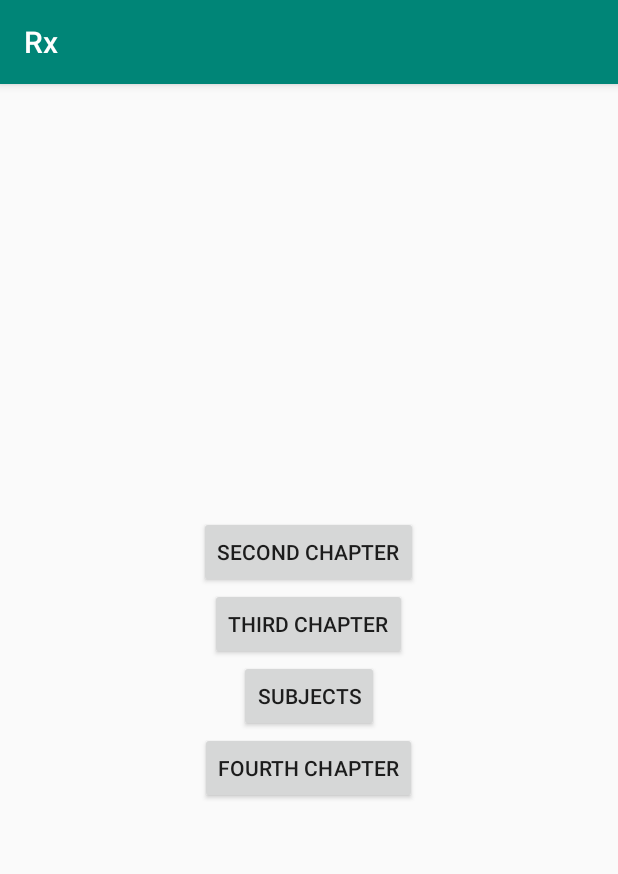
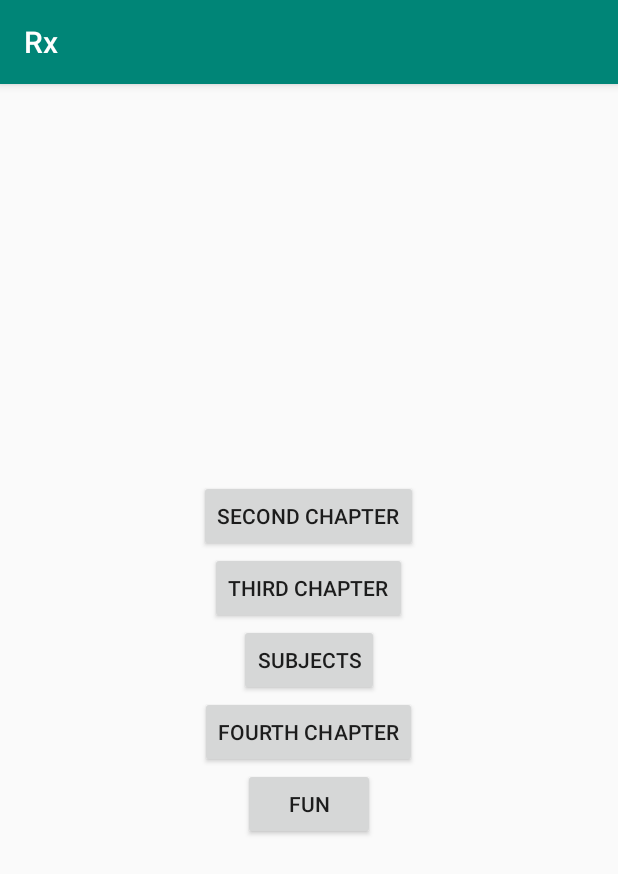
Before and after one commit to kustraslawomir/Rx, an Android app: the screen it shows after launch (MainActivity), on a phone screen of 412 x 824 dp. Shown: the top 874 px of the screen. Run offline under Robolectric (Android 15) with nearby library versions, the phone set to English and light mode, and no system bars.

```diff
--- a/app/src/main/AndroidManifest.xml
+++ b/app/src/main/AndroidManifest.xml
@@ -9,6 +9,8 @@
             android:roundIcon="@mipmap/ic_launcher_round"
             android:supportsRtl="true"
             android:theme="@style/AppTheme">
+        <activity android:name=".fun.FunScreen">
+        </activity>
         <activity android:name=".chapters.fourth.FourthScreen">
         </activity>
         <activity android:name=".subjects.SubjectScreen">
--- a/app/src/main/java/slawomir/kustra/rx/MainActivity.kt
+++ b/app/src/main/java/slawomir/kustra/rx/MainActivity.kt
@@ -3,6 +3,7 @@ package slawomir.kustra.rx
 import android.os.Bundle
 import android.support.v7.app.AppCompatActivity
 import kotlinx.android.synthetic.main.activity_main.*
+import slawomir.kustra.rx.`fun`.FunScreen
 import slawomir.kustra.rx.chapters.fourth.FourthScreen
 import slawomir.kustra.rx.chapters.second.SecondChapter
 import slawomir.kustra.rx.chapters.third.ThirdChapter
@@ -14,9 +15,15 @@ class MainActivity : AppCompatActivity() {
     override fun onCreate(savedInstanceState: Bundle?) {
         super.onCreate(savedInstanceState)
         setContentView(R.layout.activity_main)
+
         secondChapter.setOnClickListener { startScreen(SecondChapter()) }
+
         thirdChapter.setOnClickListener { startScreen(ThirdChapter()) }
+
         subjects.setOnClickListener { startScreen(SubjectScreen()) }
+
         fourthChapter.setOnClickListener { startScreen(FourthScreen()) }
+
+        funScreen.setOnClickListener { startScreen(FunScreen()) }
     }
 }
--- a/app/src/main/res/layout/activity_main.xml
+++ b/app/src/main/res/layout/activity_main.xml
@@ -52,4 +52,15 @@
             app:layout_constraintTop_toTopOf="parent"/>
 
 
+    <Button
+            android:id="@+id/funScreen"
+            android:layout_width="wrap_content"
+            android:layout_height="wrap_content"
+            android:text="Fun"
+            app:layout_constraintBottom_toBottomOf="parent"
+            app:layout_constraintLeft_toLeftOf="parent"
+            app:layout_constraintRight_toRightOf="parent"
+            app:layout_constraintTop_toTopOf="parent"/>
+
+
 </LinearLayout>
```
Also changed, not shown: app/src/main/java/slawomir/kustra/rx/fun/FunScreen.kt (added, +71 -0 lines), app/src/main/res/layout/activity_fun_screen.xml (added, +10 -0 lines).
